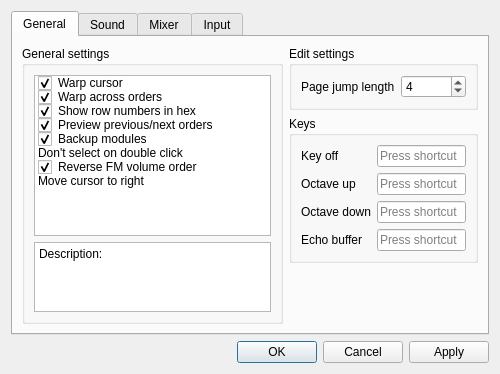
First picture: the form in BambooTracker/gui/configuration_dialog.ui, repository BambooTracker/BambooTracker, before the edit.
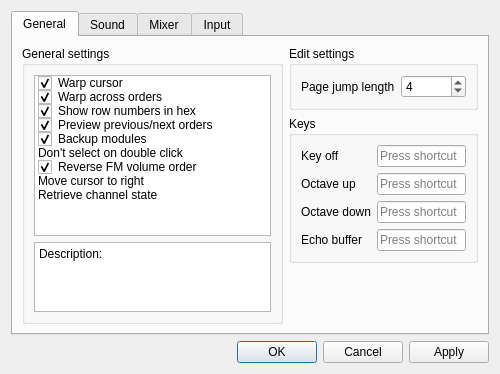
Second picture: the form after the edit. Custom widgets are drawn as their Qt base class.

Commit message: Implement retrieving channel state during playback

Diff of the .ui file:
```diff
--- a/BambooTracker/gui/configuration_dialog.ui
+++ b/BambooTracker/gui/configuration_dialog.ui
@@ -197,6 +197,14 @@
               <enum>Unchecked</enum>
              </property>
             </item>
+            <item>
+             <property name="text">
+              <string>Retrieve channel state</string>
+             </property>
+             <property name="checkState">
+              <enum>Unchecked</enum>
+             </property>
+            </item>
            </widget>
           </item>
           <item row="1" column="0">
```
The commit also changes 8 other files.
